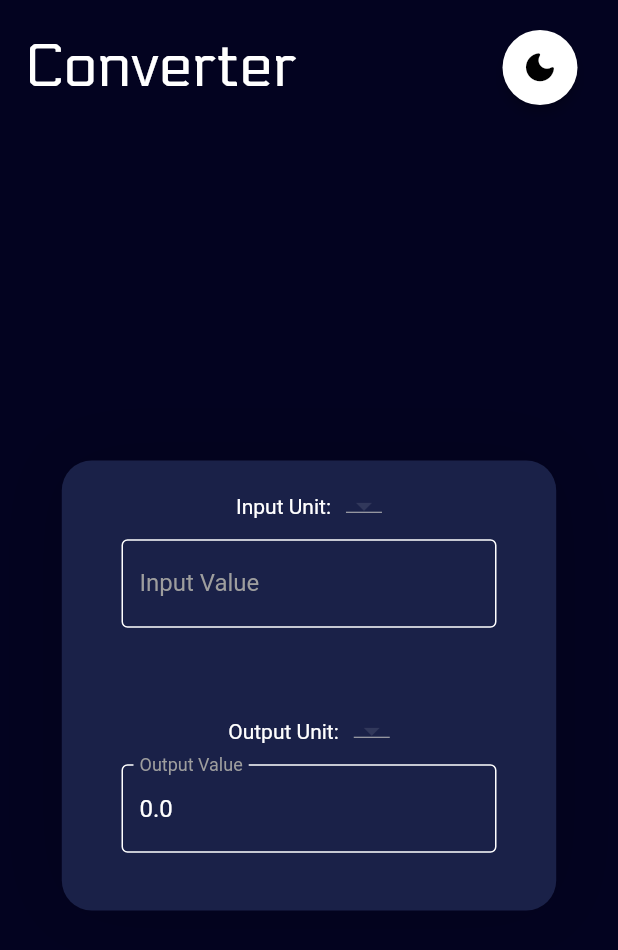
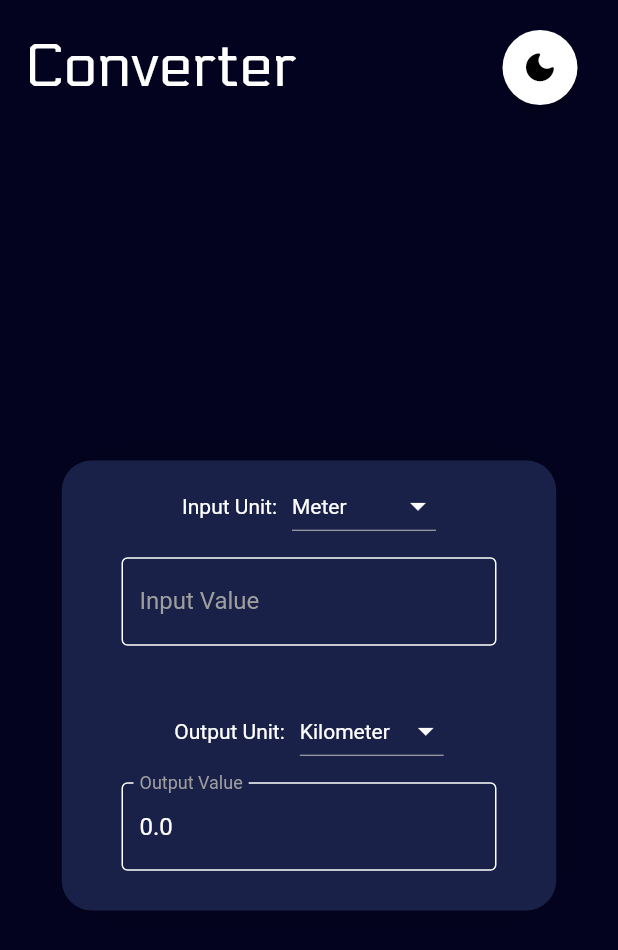
Before and after one commit to substro/CSCI-10-project1, a Flutter app: the screen it shows after launch, on a phone screen of 412 x 824 dp. Shown: the top 950 px of the screen. Run offline on Flutter 3.47's test engine with Material 2 defaults, Android fonts, the light colour scheme and no system bars; our stand-ins replace gap, hexcolor.

Commit message:
fixed issue with the dropdown items

```diff
--- a/lib/components/converter_section.dart
+++ b/lib/components/converter_section.dart
@@ -12,8 +12,8 @@ class UnitConverterBody extends StatefulWidget {
 }
 
 class _UnitConverterBodyState extends State<UnitConverterBody> {
-  String inputUnit = 'Meters';
-  String outputUnit = 'Kilometers';
+  String inputUnit = 'meters';
+  String outputUnit = 'kilometers';
   double inputValue = 0;
   double outputValue = 0;
 
--- /dev/null
+++ b/lib/data/menu_items.dart
@@ -0,0 +1,44 @@
+import 'package:flutter/material.dart';
+
+List<DropdownMenuItem<String>> dropdownItems = [
+  const DropdownMenuItem<String>(
+    value: 'meters',
+    child: Text('Meter'),
+  ),
+  const DropdownMenuItem<String>(
+    value: 'feet',
+    child: Text('Foot'),
+  ),
+  const DropdownMenuItem<String>(
+    value: 'kilometers',
+    child: Text('Kilometer'),
+  ),
+  const DropdownMenuItem<String>(
+    value: 'miles',
+    child: Text('Mile'),
+  ),
+  const DropdownMenuItem<String>(
+    value: 'millimeters',
+    child: Text('Millimeter'),
+  ),
+  const DropdownMenuItem<String>(
+    value: 'centimeters',
+    child: Text('Centimeter'),
+  ),
+  const DropdownMenuItem<String>(
+    value: 'yards',
+    child: Text('Yard'),
+  ),
+  const DropdownMenuItem<String>(
+    value: 'inches',
+    child: Text('Inch'),
+  ),
+  const DropdownMenuItem<String>(
+    value: 'micrometers',
+    child: Text('Micrometer'),
+  ),
+  const DropdownMenuItem<String>(
+    value: 'nanometers',
+    child: Text('Nanometer'),
+  ),
+];
```
Also changed, not shown: lib/components/input_section.dart (+2 -7 lines), lib/components/output_section.dart (+2 -7 lines), lib/components/unitconstant.dart (deleted, +0 -12 lines).
